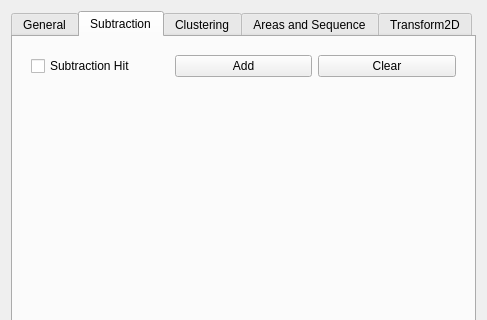
Old version of the form Scenery/gui/processwindow.ui in the repository dkliminsky/Scenery; both pictures show x 0 to 487 and y 0 to 320 of the 487 by 464 pixel window.
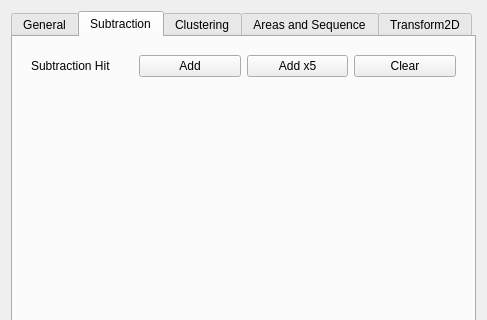
New version of the form. The open tabs and pages were chosen to show the change.

What changed in the file:
```diff
--- a/Scenery/gui/processwindow.ui
+++ b/Scenery/gui/processwindow.ui
@@ -685,7 +685,7 @@
         <widget class="QWidget" name="subtractionHitWidget" native="true">
          <layout class="QHBoxLayout" name="horizontalLayout_7">
           <item>
-           <widget class="QCheckBox" name="subtractionHitCheckBox">
+           <widget class="QLabel" name="label_43">
             <property name="text">
              <string>Subtraction Hit</string>
             </property>
@@ -698,6 +698,13 @@
             </property>
            </widget>
           </item>
+          <item>
+           <widget class="QPushButton" name="subtractionHitAdd5Button">
+            <property name="text">
+             <string>Add x5</string>
+            </property>
+           </widget>
+          </item>
           <item>
            <widget class="QPushButton" name="subtractionHitClearButton">
             <property name="text">
```
